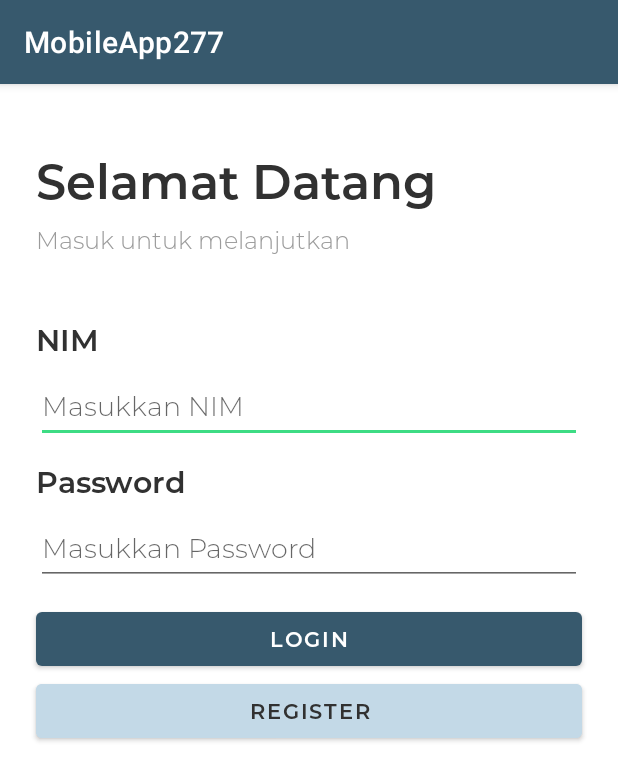
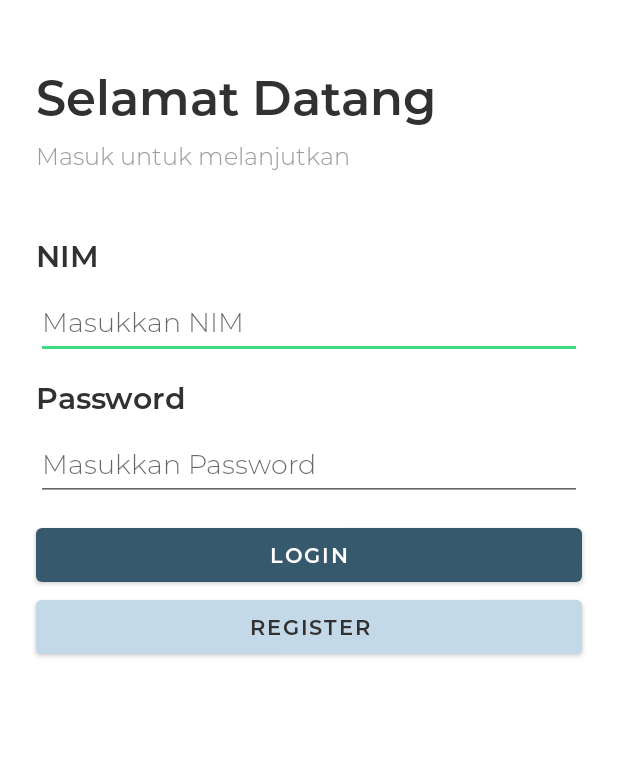
Before and after one commit to mfakhrulam/MobileApp277, an Android app: the screen it shows after launch (MainActivity), on a phone screen of 412 x 824 dp. Shown: the top 781 px of the screen. Run offline under Robolectric (Android 15) with nearby library versions, the phone set to English and light mode, and no system bars.

Commit message:
Update themes

```diff
--- a/app/src/main/res/values-night/themes.xml
+++ b/app/src/main/res/values-night/themes.xml
@@ -1,6 +1,6 @@
 <resources xmlns:tools="http://schemas.android.com/tools">
     <!-- Base application theme. -->
-    <style name="Theme.MobileApp277" parent="Theme.MaterialComponents.DayNight.DarkActionBar">
+    <style name="Theme.MobileApp277" parent="Theme.MaterialComponents.DayNight.NoActionBar">
         <!-- Primary brand color. -->
         <item name="colorPrimary">@color/navy_500</item>
         <item name="colorPrimaryVariant">@color/navy_900</item>
--- a/app/src/main/res/values/themes.xml
+++ b/app/src/main/res/values/themes.xml
@@ -1,6 +1,6 @@
 <resources xmlns:tools="http://schemas.android.com/tools">
     <!-- Base application theme. -->
-    <style name="Theme.MobileApp277" parent="Theme.MaterialComponents.DayNight.DarkActionBar">
+    <style name="Theme.MobileApp277" parent="Theme.MaterialComponents.DayNight.NoActionBar">
         <!-- Primary brand color. -->
         <item name="colorOnPrimary">@color/white</item>
         <item name="colorPrimary">@color/navy_700</item>
```
